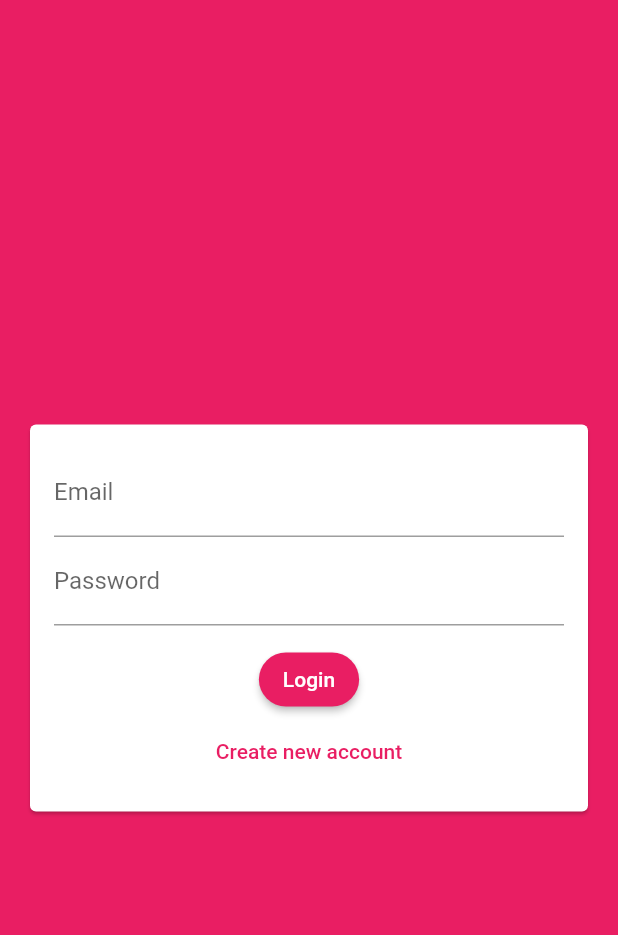
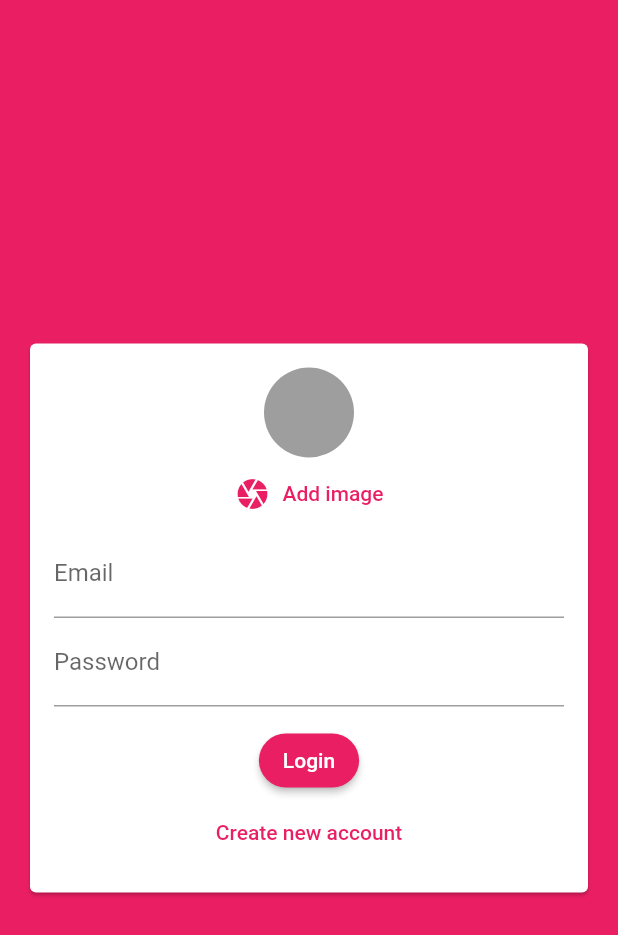
Before and after one commit to TariqHattab/Realtime_Chat_App-Complete, a Flutter app: the screen it shows after launch, on a phone screen of 412 x 824 dp. Shown: the top 935 px of the screen. Run offline on Flutter 3.47's test engine with Material 2 defaults, Android fonts, the phone set to English and light mode, and no system bars; our stand-ins replace cloud_firestore, firebase_auth, image_picker; accounts and stored records are empty.

Commit message:
commit 7

```diff
--- a/lib/screens/chat_screen.dart
+++ b/lib/screens/chat_screen.dart
@@ -13,7 +13,10 @@ class ChatScreen extends StatelessWidget {
         title: Text('FlutterChat'),
         actions: [
           DropdownButton(
-            icon: Icon(Icons.more_vert),
+            icon: Icon(
+              Icons.more_vert,
+              color: Colors.white,
+            ),
             items: [
               DropdownMenuItem(
                 child: Container(
--- a/lib/widgets/auth_form.dart
+++ b/lib/widgets/auth_form.dart
@@ -1,3 +1,4 @@
+import 'package:chat_app/widgets/user_image.dart';
 import 'package:flutter/material.dart';
 
 class AuthForm extends StatefulWidget {
@@ -53,6 +54,7 @@ class _AuthFormState extends State<AuthForm> {
                   child: Column(
                     mainAxisSize: MainAxisSize.min,
                     children: [
+                      UserImage(),
                       TextFormField(
                         key: ValueKey('email'),
                         keyboardType: TextInputType.emailAddress,
--- /dev/null
+++ b/lib/widgets/user_image.dart
@@ -0,0 +1,44 @@
+import 'dart:io';
+
+import 'package:flutter/material.dart';
+import 'package:image_picker/image_picker.dart';
+
+class UserImage extends StatefulWidget {
+  const UserImage({
+    Key key,
+  }) : super(key: key);
+
+  @override
+  _UserImageState createState() => _UserImageState();
+}
+
+class _UserImageState extends State<UserImage> {
+  File _pickedImage;
+  _pickImage() async {
+    var picker = ImagePicker();
+    var _pickedImageFile = await picker.getImage(source: ImageSource.camera);
+    if (_pickedImageFile != null) {
+      setState(() {
+        _pickedImage = File(_pickedImageFile.path);
+      });
+    }
+  }
+
+  @override
+  Widget build(BuildContext context) {
+    return Column(
+      children: [
+        CircleAvatar(
+          radius: 30,
+          backgroundColor: Colors.grey,
+          backgroundImage:
+              _pickedImage == null ? null : FileImage(_pickedImage),
+        ),
+        TextButton.icon(
+            icon: Icon(Icons.camera),
+            label: Text('Add image'),
+            onPressed: _pickImage),
+      ],
+    );
+  }
+}
--- a/pubspec.yaml
+++ b/pubspec.yaml
@@ -25,6 +25,7 @@ dependencies:
     sdk: flutter
   cloud_firestore: 0.13.5
   firebase_auth: 0.16.1
+  image_picker: 0.6.7+22
 
 
   # The following adds the Cupertino Icons font to your application.
```
Also changed, not shown: lib/widgets/bubble_message.dart (+34 -6 lines), lib/widgets/messages.dart (+19 -3 lines), lib/widgets/new_message.dart (+9 -1 lines), pubspec.lock.
